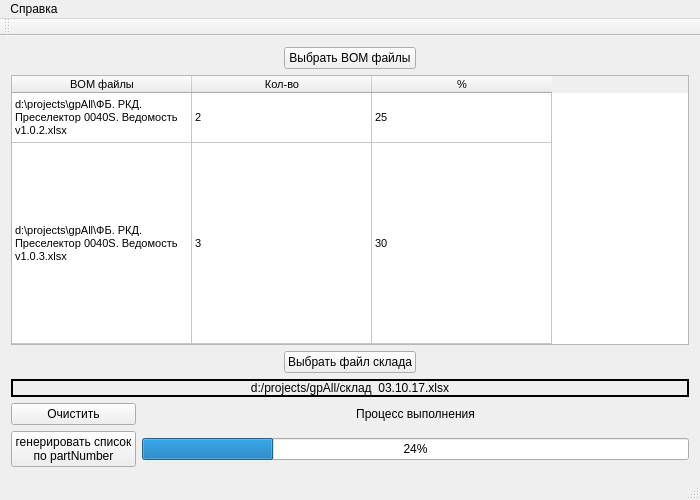
First picture: the form in mainwindow.ui, repository pivleonid/gpAll_v2, before the edit.
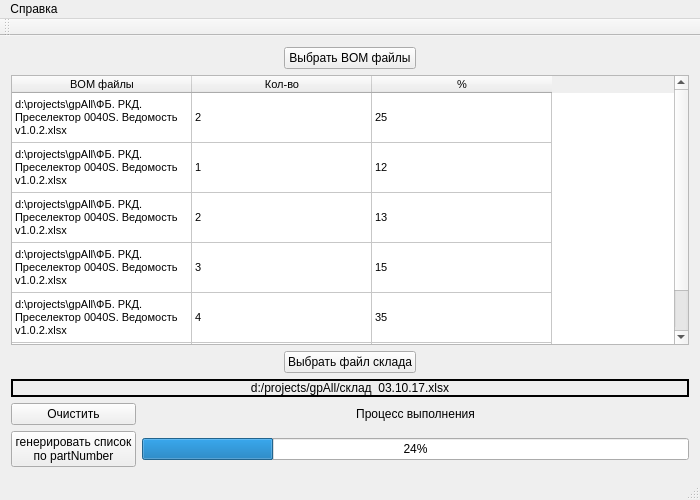
Second picture: the form after the edit.

What changed in the file:
```diff
--- a/mainwindow.ui
+++ b/mainwindow.ui
@@ -115,7 +115,7 @@
        <enum>QAbstractItemView::ScrollPerItem</enum>
       </property>
       <property name="rowCount">
-       <number>2</number>
+       <number>6</number>
       </property>
       <property name="columnCount">
        <number>3</number>
@@ -151,6 +151,26 @@
         <string>Новая строка</string>
        </property>
       </row>
+      <row>
+       <property name="text">
+        <string>Новая строка</string>
+       </property>
+      </row>
+      <row>
+       <property name="text">
+        <string>Новая строка</string>
+       </property>
+      </row>
+      <row>
+       <property name="text">
+        <string>Новая строка</string>
+       </property>
+      </row>
+      <row>
+       <property name="text">
+        <string>Новая строка</string>
+       </property>
+      </row>
       <column>
        <property name="text">
         <string>BOM файлы</string>
@@ -183,15 +203,75 @@
       </item>
       <item row="1" column="0">
        <property name="text">
-        <string>d:\projects\gpAll\ФБ. РКД. Преселектор 0040S. Ведомость   v1.0.3.xlsx</string>
+        <string>d:\projects\gpAll\ФБ. РКД. Преселектор 0040S. Ведомость   v1.0.2.xlsx</string>
        </property>
       </item>
       <item row="1" column="1">
        <property name="text">
-        <string>3</string>
+        <string>1</string>
        </property>
       </item>
       <item row="1" column="2">
+       <property name="text">
+        <string>12</string>
+       </property>
+      </item>
+      <item row="2" column="0">
+       <property name="text">
+        <string>d:\projects\gpAll\ФБ. РКД. Преселектор 0040S. Ведомость   v1.0.2.xlsx</string>
+       </property>
+      </item>
+      <item row="2" column="1">
+       <property name="text">
+        <string>2</string>
+       </property>
+      </item>
+      <item row="2" column="2">
+       <property name="text">
+        <string>13</string>
+       </property>
+      </item>
+      <item row="3" column="0">
+       <property name="text">
+        <string>d:\projects\gpAll\ФБ. РКД. Преселектор 0040S. Ведомость   v1.0.2.xlsx</string>
+       </property>
+      </item>
+      <item row="3" column="1">
+       <property name="text">
+        <string>3</string>
+       </property>
+      </item>
+      <item row="3" column="2">
+       <property name="text">
+        <string>15</string>
+       </property>
+      </item>
+      <item row="4" column="0">
+       <property name="text">
+        <string>d:\projects\gpAll\ФБ. РКД. Преселектор 0040S. Ведомость   v1.0.2.xlsx</string>
+       </property>
+      </item>
+      <item row="4" column="1">
+       <property name="text">
+        <string>4</string>
+       </property>
+      </item>
+      <item row="4" column="2">
+       <property name="text">
+        <string>35</string>
+       </property>
+      </item>
+      <item row="5" column="0">
+       <property name="text">
+        <string>d:\projects\gpAll\ФБ. РКД. Преселектор 0040S. Ведомость   v1.0.3.xlsx</string>
+       </property>
+      </item>
+      <item row="5" column="1">
+       <property name="text">
+        <string>3</string>
+       </property>
+      </item>
+      <item row="5" column="2">
        <property name="text">
         <string>30</string>
        </property>
```
